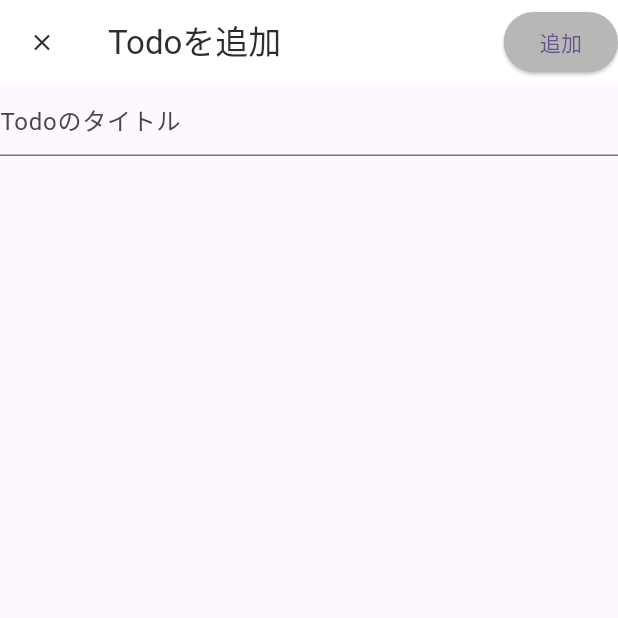
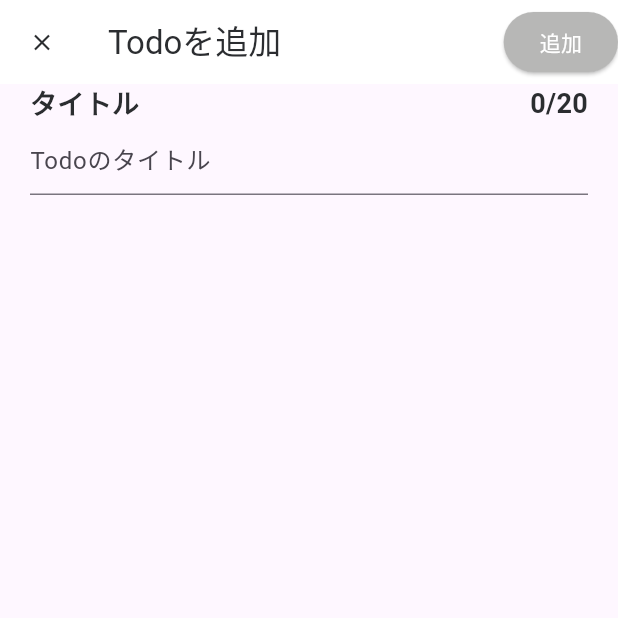
Before and after one commit to inoren-ten/todo_demo_flutter, a Flutter app: the screen it shows after launch, after a tap on the "add" icon, on a phone screen of 412 x 824 dp, the top half of it. Run offline on Flutter 3.47's test engine with Material 2 defaults, Android fonts, the phone set to English and light mode, and no system bars; our stand-ins replace flutter_riverpod, riverpod_annotation; generated files the repository leaves out were written again.

Commit message:
fix: add todo page style #13

```diff
--- a/lib/view/add_todo_page.dart
+++ b/lib/view/add_todo_page.dart
@@ -11,9 +11,15 @@ class AddTodoPage extends ConsumerStatefulWidget {
 class _AddTodoPageState extends ConsumerState<AddTodoPage> {
   var title = '';
   var backgroundColor = AppColors.primaryPaleGray;
+  var bsckground;
 
   @override
   Widget build(BuildContext context) {
+    if (title.length > 0) {
+      backgroundColor = AppColors.primaryBlue;
+    } else {
+      backgroundColor = AppColors.primaryPaleGray;
+    }
     return Scaffold(
         appBar: AppBar(
           backgroundColor: AppColors.primaryWhite,
@@ -31,11 +37,14 @@ class _AddTodoPageState extends ConsumerState<AddTodoPage> {
           actions: [
             ElevatedButton(
               style: ElevatedButton.styleFrom(
-              backgroundColor: title.length > 0
-                  ? AppColors.primaryBlue
-                  : AppColors.primaryPaleGray,
+                backgroundColor: backgroundColor,
               ),
-            child: Text('追加'),
+              child: Text(
+                '追加',
+                style: TextStyle(
+                  color: AppColors.primaryWhite,
+                ),
+              ),
               onPressed: () {
                 if (title.length > 0) {
                   final notifier = ref.read(todosNotifierProvider.notifier);
@@ -46,18 +55,46 @@ class _AddTodoPageState extends ConsumerState<AddTodoPage> {
             )
           ],
         ),
-      body: Column(
+        body: Padding(
+          padding: const EdgeInsets.only(right: 20, left: 20),
+          child: Column(
             children: [
+              Row(
+                mainAxisAlignment: MainAxisAlignment.spaceBetween,
+                children: [
+                  Text('タイトル',
+                      style: TextStyle(
+                          color: AppColors.textColor,
+                          fontSize: 18,
+                          fontWeight: FontWeight.w600)),
+                  Text('${title.length}/20',
+                      style: TextStyle(
+                          color: AppColors.textColor,
+                          fontSize: 18,
+                          fontWeight: FontWeight.w600)),
+                ],
+              ),
               TextField(
                 decoration: InputDecoration(
                     hintText: 'Todoのタイトル',
+                    focusedBorder: UnderlineInputBorder(
+                        borderSide: BorderSide(color: AppColors.primaryBlue))),
+                cursorColor: AppColors.primaryBlue,
+                onChanged: (String value) {
+                  setState(() {
+                    title = value;
+                  });
+                },
+                onSubmitted: (String value) {
+                  if (value.length > 0) {
+                    final notifier = ref.read(todosNotifierProvider.notifier);
+                    notifier.addTodo(title: value);
+                    Navigator.of(context).pop();
+                  }
+                },
               ),
-            onChanged: (String value) {
-              title = value;
-            },
-          )
             ],
           ),
-    );
+        ));
   }
 }
--- a/lib/view/todos_page.dart
+++ b/lib/view/todos_page.dart
@@ -5,20 +5,14 @@ import 'package:namer_app/component/header/main_header.dart';
 import 'package:namer_app/component/todo/todo_list_box.dart';
 import 'package:namer_app/provider/todos_provider.dart';
 
-class TodosPage extends ConsumerStatefulWidget {
+class TodosPage extends ConsumerWidget {
   @override
-  ConsumerState<TodosPage> createState() => _TodosPageState();
-}
-
-class _TodosPageState extends ConsumerState<TodosPage> {
-  @override
-  Widget build(BuildContext context) {
+  Widget build(BuildContext context, WidgetRef ref) {
     final todos = ref.watch(todosNotifierProvider);
 
     return Scaffold(
       appBar: const MainHeader(),
-      body: Center(
-        child: SingleChildScrollView(
+      body: SingleChildScrollView(
         child: Column(mainAxisAlignment: MainAxisAlignment.start, children: [
           for (var todo in todos)
             TodoListBox(
@@ -28,7 +22,6 @@ class _TodosPageState extends ConsumerState<TodosPage> {
             ),
         ]),
       ),
-      ),
       floatingActionButton: AddTodoButton(),
     );
   }
```
Lines whose indentation alone changed are shown as unchanged.
